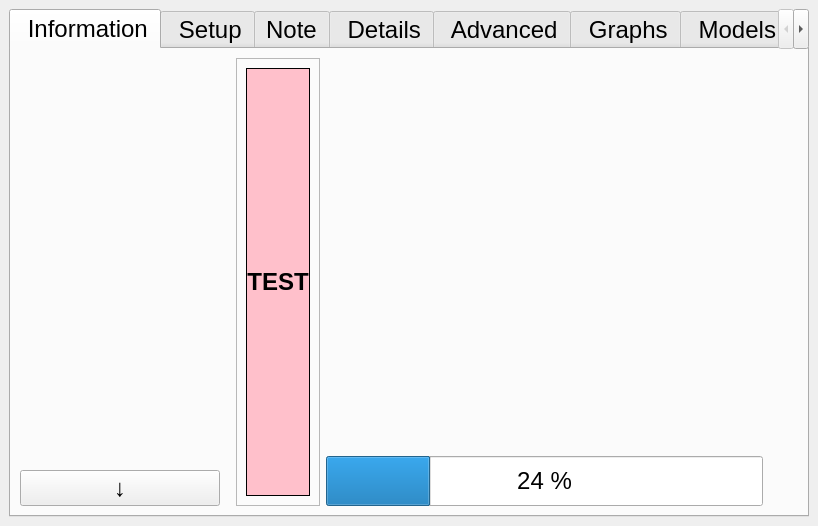
Before: the Qt Designer form ddh/gui/gui_ddh.ui in LowellInstruments/ddh5, drawn with Qt 5.
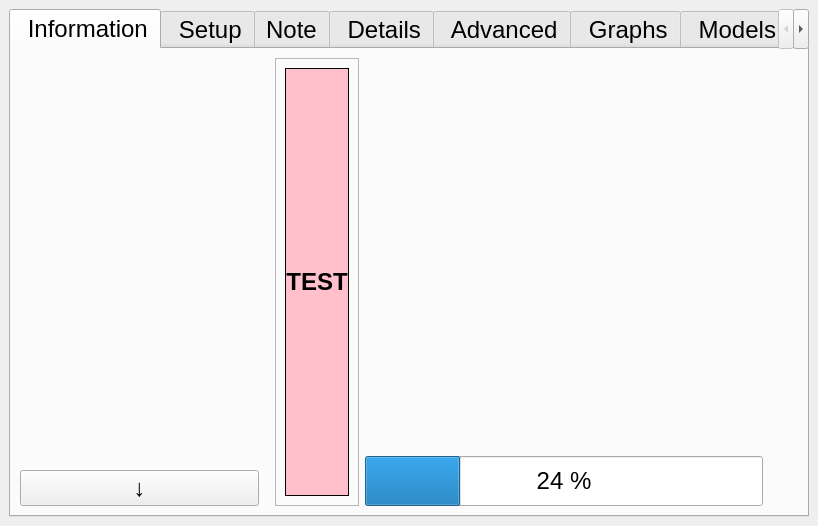
After: the same form once the commit is applied. Icons and pictures are not drawn.

```diff
--- a/ddh/gui/gui_ddh.ui
+++ b/ddh/gui/gui_ddh.ui
@@ -53,7 +53,10 @@
        <attribute name="title">
         <string> Information</string>
        </attribute>
-       <layout class="QHBoxLayout" name="horizontalLayout_10" stretch="1,0,0,3,0">
+       <layout class="QHBoxLayout" name="horizontalLayout_10" stretch="3,0,0,5,0">
+        <property name="leftMargin">
+         <number>9</number>
+        </property>
         <item>
          <widget class="QFrame" name="left_frame">
           <property name="minimumSize">
@@ -658,6 +661,9 @@
         </item>
         <item>
          <layout class="QVBoxLayout" name="verticalLayout_11" stretch="1,5,1">
+          <property name="sizeConstraint">
+           <enum>QLayout::SetNoConstraint</enum>
+          </property>
           <item>
            <widget class="QLabel" name="lbl_main_txt">
             <property name="sizePolicy">
```
